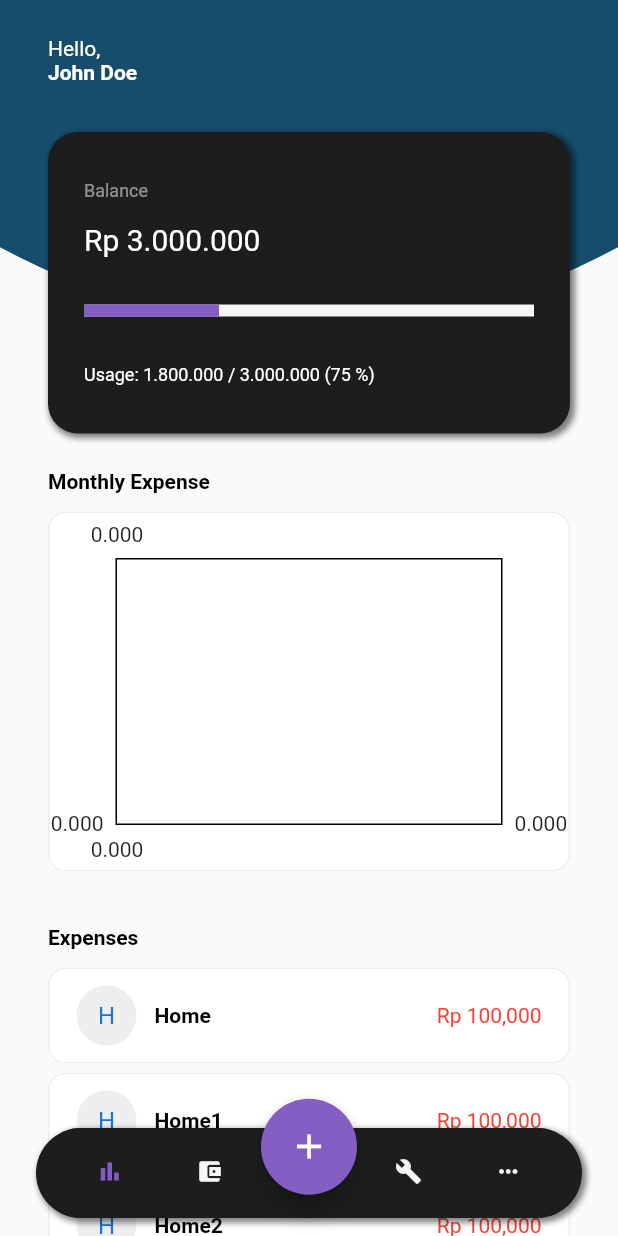
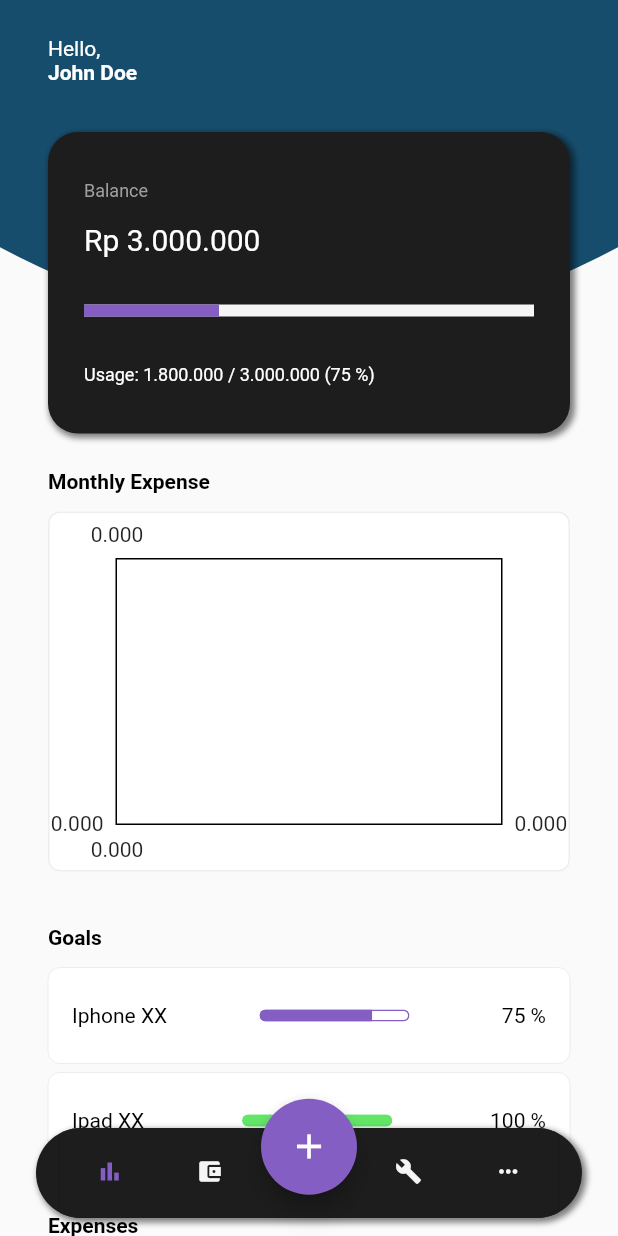
Before and after one commit to boysugi20/expense-tracker-app, a Flutter app: the screen it shows after launch, after a tap on "Login", on a phone screen of 412 x 824 dp. Run offline on Flutter 3.47's test engine with Material 2 defaults, Android fonts, the phone set to English and light mode, and no system bars; drawn by our look-alikes of fl_chart; our stand-ins replace math_expressions; statements that could not run were skipped.

Commit message:
:zap: added Goals

```diff
--- a/lib/screens/dashboard.dart
+++ b/lib/screens/dashboard.dart
@@ -45,7 +45,7 @@ class DashboardPage extends StatelessWidget {
                   margin: const EdgeInsets.only(bottom: 12),
                   decoration: BoxDecoration(
                     border: Border.all(color: AppColors.cardBorder),
-                    borderRadius: const BorderRadius.all(Radius.circular(12)),
+                    borderRadius: const BorderRadius.all(Radius.circular(8)),
                     color: AppColors.white
                   ),
                   height: 240,
@@ -57,6 +57,11 @@ class DashboardPage extends StatelessWidget {
                       swapAnimationCurve: Curves.linear, // Optional
                     ),
                 ),
+
+                const SectionTitle(text: 'Goals'),
+
+                const GoalsCard(title: 'Iphone XX', progress: 75, completed: false,),
+                const GoalsCard(title: 'Ipad XX', progress: 100, completed: true,),
 
                 const SectionTitle(text: 'Expenses'),
 
@@ -77,6 +82,56 @@ class DashboardPage extends StatelessWidget {
   }
 }
 
+class GoalsCard extends StatelessWidget {
+
+  final double progress;
+  final bool completed;
+  final String title;
+
+  const GoalsCard({required this.title, required this.completed, required this.progress, Key? key}) : super(key: key);
+
+  @override
+  Widget build(BuildContext context) {
+    return Container(
+      margin: const EdgeInsets.only(bottom: 6),
+      padding: const EdgeInsets.symmetric(horizontal: 16, vertical: 24),
+      decoration: BoxDecoration(
+        border: Border.all(width: 0, color: AppColors.cardBorder),
+        borderRadius: const BorderRadius.all(Radius.circular(8)),
+        color: AppColors.white
+      ),
+      child: Row(
+        mainAxisAlignment: MainAxisAlignment.spaceBetween,
+        children: [
+          Text(title, style: TextStyle(color: AppColors.black)),
+          ClipRRect(
+            borderRadius: BorderRadius.circular(12),
+            child: Stack(
+              children: [
+                Container(
+                  height: 8,
+                  width: 100,
+                  decoration: BoxDecoration(
+                    border: completed ? Border.all(color: AppColors.green) : Border.all(color: AppColors.accent),
+                    borderRadius: const BorderRadius.all(Radius.circular(8)),
+                    color: AppColors.white
+                  ),
+                ),
+                Container(
+                  height: 8,
+                  width: progress,
+                  color: completed ? AppColors.green : AppColors.accent,
+                ),
+              ]
+            ),
+          ),
+          Text('${progress.toInt()} %', style: TextStyle(color: AppColors.black))
+        ],
+      ),
+    );
+  }
+}
+
 class Expenses extends StatelessWidget {
 
   final String text;
@@ -87,12 +142,11 @@ class Expenses extends StatelessWidget {
   @override
   Widget build(BuildContext context) {
     return Container(
-      height: 64,
       margin: const EdgeInsets.only(bottom: 6),
-      padding: const EdgeInsets.only(left: 18, right: 18),
+      padding: const EdgeInsets.symmetric(horizontal: 16, vertical: 8),
       decoration: BoxDecoration(
         border: Border.all(color: AppColors.cardBorder),
-        borderRadius: const BorderRadius.all(Radius.circular(12)),
+        borderRadius: const BorderRadius.all(Radius.circular(8)),
         color: AppColors.white
       ),
       child: Row(
@@ -110,7 +164,7 @@ class Expenses extends StatelessWidget {
               RichText(
                 text: TextSpan(
                   text: text,
-                  style: const TextStyle(color: Colors.black, fontWeight: FontWeight.bold)
+                  style: const TextStyle(color: Colors.black)
                 ),
               ),
             ],
@@ -154,8 +208,8 @@ class BalanceCard extends StatelessWidget {
         mainAxisAlignment: MainAxisAlignment.spaceBetween,
         crossAxisAlignment: CrossAxisAlignment.start,
         children: [
-          RichText(text: const TextSpan(text: 'Balance\n', style: TextStyle(color: Color.fromRGBO(255, 255, 255, 0.5), fontSize: 12))),
-          RichText(text: const TextSpan(text: 'Rp 3.000.000', style: TextStyle(color: Colors.white, fontSize: 20))),
+          RichText(text: TextSpan(text: 'Balance\n', style: TextStyle(color: AppColors.grey, fontSize: 12))),
+          RichText(text: TextSpan(text: 'Rp 3.000.000', style: TextStyle(color: AppColors.white, fontSize: 20))),
           ClipRRect(
             borderRadius: BorderRadius.circular(12),
             child: Stack(
```
